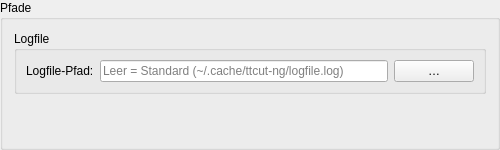
MINIXJR/TTCut-ng, file ui/ttcutsettingspaths.ui: the form before one commit.
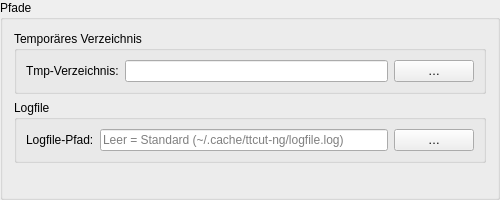
The form after the commit.

Commit message: Settings-Dialog UX: sidebar labels, tooltips, Tmp-Dir move, Encoder-Standards, Muxer-Standards

Diff of the .ui file:
```diff
--- a/ui/ttcutsettingspaths.ui
+++ b/ui/ttcutsettingspaths.ui
@@ -3,19 +3,60 @@
  <class>TTCutSettingsPaths</class>
  <widget class="QGroupBox" name="TTCutSettingsPaths">
   <property name="geometry">
-   <rect><x>0</x><y>0</y><width>500</width><height>150</height></rect>
+   <rect><x>0</x><y>0</y><width>500</width><height>200</height></rect>
   </property>
   <property name="title"><string>Pfade</string></property>
   <layout class="QVBoxLayout">
+   <item>
+    <widget class="QGroupBox" name="gbTmpPath">
+     <property name="title"><string>Temporäres Verzeichnis</string></property>
+     <layout class="QFormLayout">
+      <item row="0" column="0">
+       <widget class="QLabel" name="laTmpDir">
+        <property name="text"><string>Tmp-Verzeichnis:</string></property>
+        <property name="toolTip"><string>Verzeichnis für temporäre Files während Cut/Mux (audio.mp2, video.m2v, etc.).</string></property>
+       </widget>
+      </item>
+      <item row="0" column="1">
+       <layout class="QHBoxLayout">
+        <item>
+         <widget class="QLineEdit" name="leTempDirectory">
+          <property name="toolTip"><string>Verzeichnis für temporäre Files während Cut/Mux (audio.mp2, video.m2v, etc.).</string></property>
+         </widget>
+        </item>
+        <item>
+         <widget class="QPushButton" name="btnTmpDirOpen">
+          <property name="text"><string>…</string></property>
+         </widget>
+        </item>
+       </layout>
+      </item>
+     </layout>
+    </widget>
+   </item>
    <item>
     <widget class="QGroupBox" name="gbLogPath">
      <property name="title"><string>Logfile</string></property>
      <layout class="QFormLayout">
-      <item row="0" column="0"><widget class="QLabel" name="laLogfile"><property name="text"><string>Logfile-Pfad:</string></property></widget></item>
+      <item row="0" column="0">
+       <widget class="QLabel" name="laLogfile">
+        <property name="text"><string>Logfile-Pfad:</string></property>
+        <property name="toolTip"><string>Pfad zur Logdatei. Leer = Standard (~/.cache/ttcut-ng/logfile.log).</string></property>
+       </widget>
+      </item>
       <item row="0" column="1">
        <layout class="QHBoxLayout">
-        <item><widget class="QLineEdit" name="leLogfile"><property name="placeholderText"><string>Leer = Standard (~/.cache/ttcut-ng/logfile.log)</string></property></widget></item>
-        <item><widget class="QPushButton" name="btnLogfileOpen"><property name="text"><string>…</string></property></widget></item>
+        <item>
+         <widget class="QLineEdit" name="leLogfile">
+          <property name="placeholderText"><string>Leer = Standard (~/.cache/ttcut-ng/logfile.log)</string></property>
+          <property name="toolTip"><string>Pfad zur Logdatei. Leer = Standard (~/.cache/ttcut-ng/logfile.log).</string></property>
+         </widget>
+        </item>
+        <item>
+         <widget class="QPushButton" name="btnLogfileOpen">
+          <property name="text"><string>…</string></property>
+         </widget>
+        </item>
        </layout>
       </item>
      </layout>
```
The commit also changes 20 other files.
